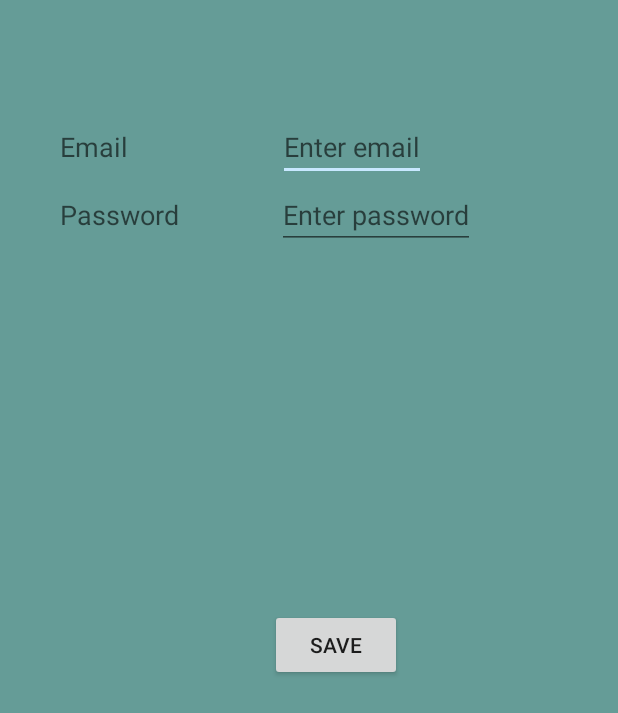
After one commit to modojodo/LBPNSAndroid, an Android app: the layout activity_settings.xml on its own in the app's theme, with its tools: preview values and no code run, on a phone screen of 412 x 824 dp. The commit adds this screen. Shown: the top 713 px of the screen. Run offline under Robolectric (Android 15) with nearby library versions, the phone set to English and light mode, and no system bars.

Commit message:
Main Menu changed and SettingsActivity Added.

```diff
--- /dev/null
+++ b/app/src/main/res/layout/activity_settings.xml
@@ -0,0 +1,72 @@
+<?xml version="1.0" encoding="utf-8"?>
+<LinearLayout xmlns:android="http://schemas.android.com/apk/res/android"
+              android:orientation="vertical"
+              android:layout_width="match_parent"
+              android:layout_height="match_parent"
+              android:background="@color/settings_clr">
+
+    <LinearLayout
+        android:layout_width="wrap_content"
+        android:layout_height="wrap_content"
+        android:orientation="horizontal">
+
+        <TextView
+            android:layout_width="wrap_content"
+            android:layout_height="wrap_content"
+            android:textAppearance="?android:attr/textAppearanceMedium"
+            android:text="Email"
+            android:id="@+id/textView"
+            android:layout_marginLeft="40dp"
+            android:layout_marginTop="75dp"/>
+
+        <EditText
+        android:layout_width="wrap_content"
+        android:layout_height="wrap_content"
+        android:textAppearance="?android:attr/textAppearanceMedium"
+        android:hint="Enter email"
+        android:id="@+id/etEmail"
+        android:layout_marginTop="75dp"
+        android:layout_marginLeft="100dp"
+            />
+
+    </LinearLayout>
+    <LinearLayout
+        android:layout_width="wrap_content"
+        android:layout_height="wrap_content"
+        android:orientation="horizontal">
+
+        <TextView
+            android:layout_width="wrap_content"
+            android:layout_height="wrap_content"
+            android:textAppearance="?android:attr/textAppearanceMedium"
+            android:text="Password"
+            android:id="@+id/textView2"
+            android:layout_marginLeft="40dp"/>
+
+        <EditText
+        android:layout_width="wrap_content"
+        android:layout_height="wrap_content"
+        android:textAppearance="?android:attr/textAppearanceMedium"
+        android:hint="Enter password"
+        android:id="@+id/etPassword"
+        android:layout_marginLeft="65dp"
+            />
+    </LinearLayout>
+    <LinearLayout
+        android:layout_width="wrap_content"
+        android:layout_height="wrap_content"
+        android:orientation="vertical">
+
+
+    </LinearLayout>
+
+    <Button
+        android:layout_width="wrap_content"
+        android:layout_height="wrap_content"
+        android:id="@+id/btn_save"
+        android:text="Save"
+        android:layout_marginLeft="18dp"
+        android:layout_marginBottom="60dp"
+        android:layout_gravity="center_horizontal"
+        android:layout_marginTop="240dp"/>
+</LinearLayout>
--- a/app/src/main/res/values/colors.xml
+++ b/app/src/main/res/values/colors.xml
@@ -9,4 +9,6 @@
     <color name="btn_bg">#c22809</color>
     <color name="lay_colorgroup">#3296df</color>
     <color name="lay_colorlist">#30e1cf</color>
+    <color name="settings_clr">#FF659C97</color>
+
 </resources>
```
Also changed, not shown: app/src/main/java/com/lbpns/android/lbpnsandroid/MainMenu.java (+4 -14 lines), app/src/main/java/com/lbpns/android/lbpnsandroid/SettingsActivity.java (+7 -0 lines), app/src/main/res/layout/activity_mainmenu.xml (+37 -47 lines).
